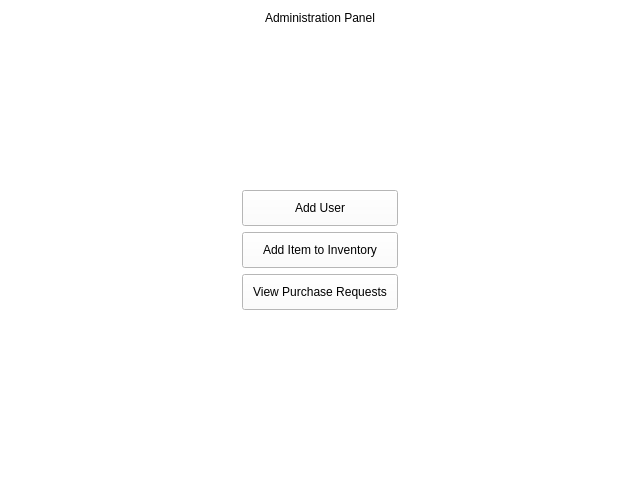
This is adminpanel.ui in arc-bphc/sims-gui as Qt 5 draws it before an edit. The edited form follows.
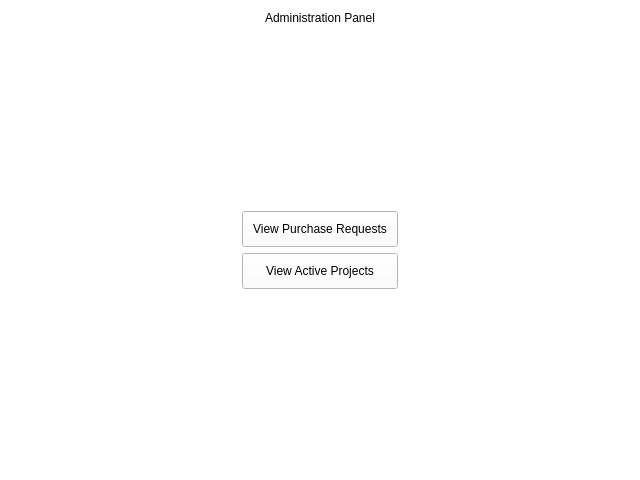
This is the edited form.

Commit message: Take a break

```diff
--- a/adminpanel.ui
+++ b/adminpanel.ui
@@ -21,14 +21,14 @@
   <layout class="QGridLayout" name="gridLayout_2">
    <item row="0" column="1">
     <layout class="QGridLayout" name="gridLayout">
-     <item row="4" column="0">
+     <item row="2" column="0">
       <widget class="QPushButton" name="pushButton_3">
        <property name="text">
         <string>View Purchase Requests</string>
        </property>
       </widget>
      </item>
-     <item row="5" column="0">
+     <item row="4" column="0">
       <spacer name="verticalSpacer">
        <property name="orientation">
         <enum>Qt::Vertical</enum>
@@ -41,20 +41,6 @@
        </property>
       </spacer>
      </item>
-     <item row="3" column="0">
-      <widget class="QPushButton" name="pushButton_2">
-       <property name="text">
-        <string>Add Item to Inventory</string>
-       </property>
-      </widget>
-     </item>
-     <item row="2" column="0">
-      <widget class="QPushButton" name="pushButton">
-       <property name="text">
-        <string>Add User</string>
-       </property>
-      </widget>
-     </item>
      <item row="0" column="0" alignment="Qt::AlignHCenter">
       <widget class="QLabel" name="label_5">
        <property name="sizePolicy">
@@ -84,6 +70,13 @@
        </property>
       </spacer>
      </item>
+     <item row="3" column="0">
+      <widget class="QPushButton" name="pushButton">
+       <property name="text">
+        <string>View Active Projects</string>
+       </property>
+      </widget>
+     </item>
     </layout>
    </item>
    <item row="0" column="0">
```
The commit also changes 1 other file.
